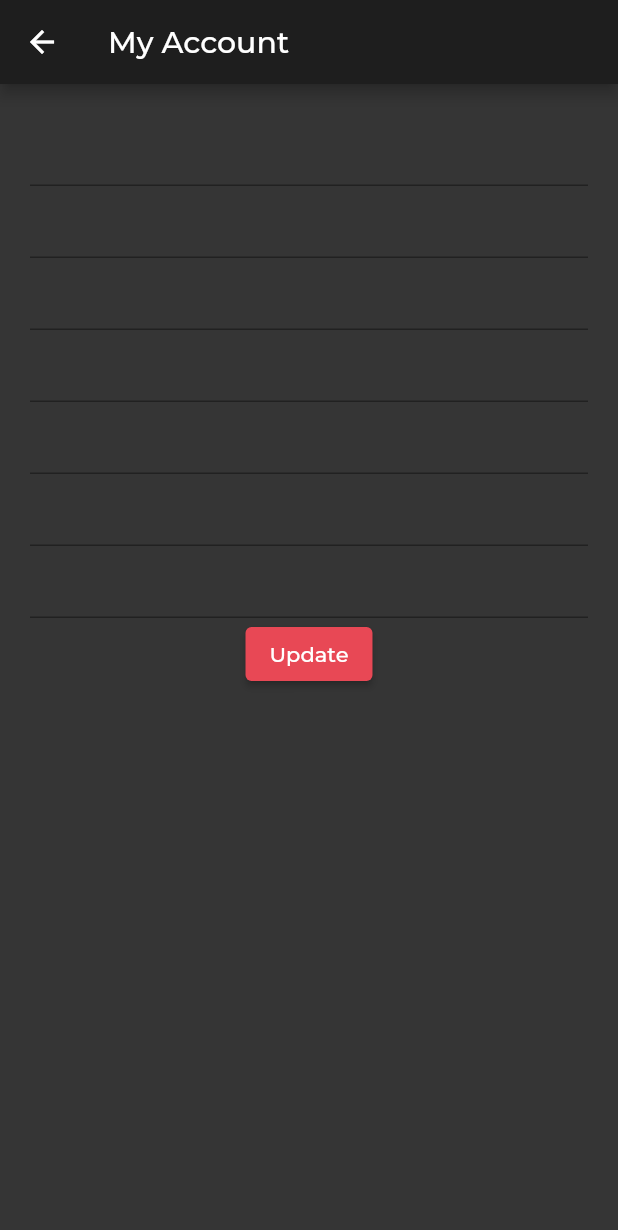
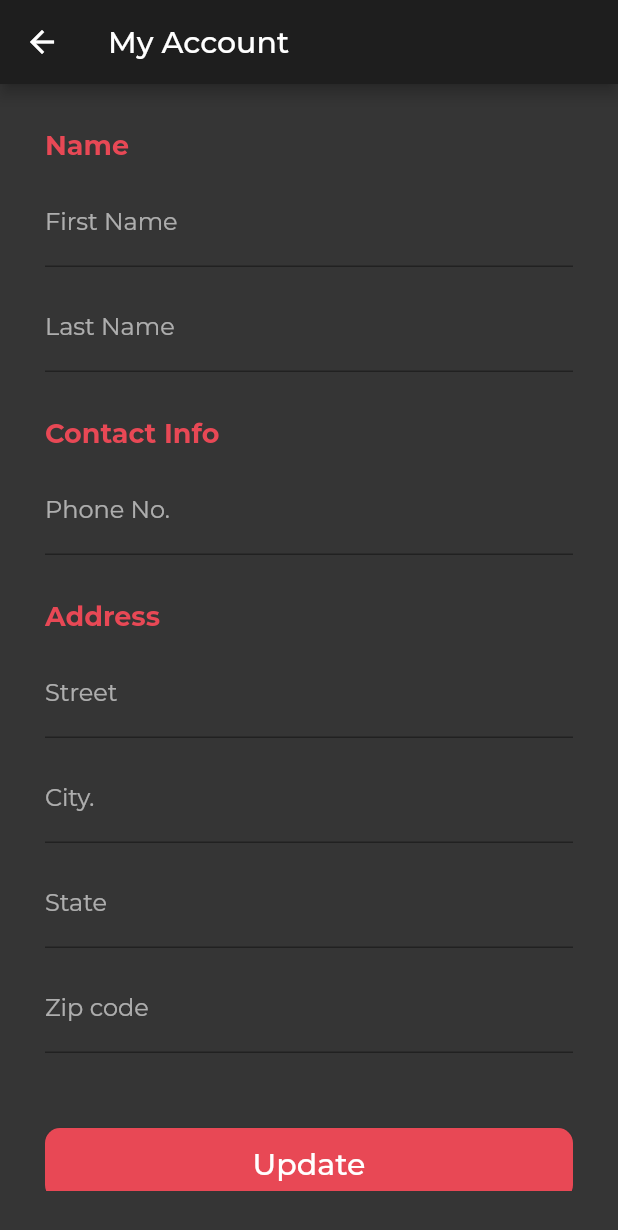
Before and after one commit to pathakarjun/ShopAR, a Flutter app: the MyAccount screen opened directly, on a phone screen of 412 x 824 dp. Shown: the top 1230 px of the screen. Run offline on Flutter 3.47's test engine with Material 2 defaults, Android fonts, the phone set to English and light mode, and no system bars; our stand-ins replace cloud_firestore, expandable_text, firebase_auth, firebase_core, flutter_screenutil, flutter_svg and 3 more; missing offline and left inert: arkit_plugin; accounts and stored records are empty.

Commit message:
Update myAccMenu.dart

```diff
--- a/shop_ar/lib/buttomNavigationPages/profilePage/profileMenu/myAccMenu.dart
+++ b/shop_ar/lib/buttomNavigationPages/profilePage/profileMenu/myAccMenu.dart
@@ -2,6 +2,7 @@ import 'package:flutter/material.dart';
 import 'package:cloud_firestore/cloud_firestore.dart';
 import 'package:firebase_auth/firebase_auth.dart';
 import 'package:fluttertoast/fluttertoast.dart';
+import 'package:shop_ar/appColors.dart';
 
 class MyAccount extends StatefulWidget {
   MyAccount({Key? key}) : super(key: key);
@@ -20,45 +21,113 @@ class _MyAccountState extends State<MyAccount> {
   TextEditingController? _zipcodeController;
 
   setDataToTextField(data) {
-    return Column(
+    return Padding(
+      padding: const EdgeInsets.all(10.0),
+      child: ListView(
         children: [
-        TextFormField(
-          controller: _firstNameController =
-              TextEditingController(text: data['firstname']),
+          const Text(
+            ("Name"),
+            style: TextStyle(
+                fontSize: 18,
+                fontWeight: FontWeight.bold,
+                color: AppColors.deep_red),
+          ),
+          const SizedBox(
+            height: 10,
           ),
           TextFormField(
-          controller: _lastNameController =
-              TextEditingController(text: data['lastname']),
+            decoration: const InputDecoration(labelText: "First Name"),
+            controller: _firstNameController =
+                TextEditingController(text: data['first name']),
+          ),
+          const SizedBox(
+            height: 10,
           ),
           TextFormField(
+            decoration: const InputDecoration(labelText: "Last Name"),
+            controller: _lastNameController =
+                TextEditingController(text: data['last name']),
+          ),
+          const SizedBox(
+            height: 30,
+          ),
+          const Text(
+            ("Contact Info"),
+            style: TextStyle(
+                fontSize: 18,
+                fontWeight: FontWeight.bold,
+                color: AppColors.deep_red),
+          ),
+          const SizedBox(
+            height: 10,
+          ),
+          TextFormField(
+            decoration: const InputDecoration(labelText: "Phone No."),
             controller: _phoneController =
                 TextEditingController(text: data['phone']),
           ),
+          const SizedBox(
+            height: 30,
+          ),
+          const Text(
+            ("Address"),
+            style: TextStyle(
+                fontSize: 18,
+                fontWeight: FontWeight.bold,
+                color: AppColors.deep_red),
+          ),
+          const SizedBox(
+            height: 10,
+          ),
           TextFormField(
+            decoration: const InputDecoration(labelText: "Street"),
+            controller: _streetController =
+                TextEditingController(text: data['street']),
+          ),
+          const SizedBox(
+            height: 10,
+          ),
+          TextFormField(
+            decoration: const InputDecoration(labelText: "City."),
             controller: _cityController =
                 TextEditingController(text: data['city']),
           ),
+          const SizedBox(
+            height: 10,
+          ),
           TextFormField(
+            decoration: const InputDecoration(labelText: "State"),
             controller: _stateController =
                 TextEditingController(text: data['state']),
           ),
-        TextFormField(
-          controller: _streetController =
-              TextEditingController(text: data['street']),
+          const SizedBox(
+            height: 10,
           ),
           TextFormField(
+            decoration: const InputDecoration(labelText: "Zip code"),
             controller: _zipcodeController =
-              TextEditingController(text: data['zipcode']),
+                TextEditingController(text: data['zip code']),
           ),
-        ElevatedButton(onPressed: () => updateData(), child: Text("Update"))
+          const SizedBox(
+            height: 50,
+          ),
+          ElevatedButton(
+              style: ElevatedButton.styleFrom(
+                  padding: const EdgeInsets.all(12.0),
+                  shape: (RoundedRectangleBorder(
+                    borderRadius: BorderRadius.circular(10.0),
+                  ))),
+              onPressed: () => updateData(),
+              child: const Text("Update", style: TextStyle(fontSize: 20)))
         ],
+      ),
     );
   }
 
   updateData() {
     CollectionReference _collectionRef =
         FirebaseFirestore.instance.collection("Users");
-    return _collectionRef.doc(FirebaseAuth.instance.currentUser!.email).update({
+    return _collectionRef.doc(FirebaseAuth.instance.currentUser!.uid).update({
       "first name": _firstNameController!.text,
       "last name": _lastNameController!.text,
       "phone": _phoneController!.text,
@@ -78,19 +147,24 @@ class _MyAccountState extends State<MyAccount> {
       body: SafeArea(
           child: Padding(
         padding: const EdgeInsets.all(20.0),
-        child: StreamBuilder(
-          stream: FirebaseFirestore.instance
+        child: FutureBuilder<DocumentSnapshot>(
+          future: FirebaseFirestore.instance
               .collection("Users")
-              .doc(FirebaseAuth.instance.currentUser!.email)
-              .snapshots(),
-          builder: (BuildContext context, AsyncSnapshot snapshot) {
-            var data = snapshot.data;
-            if (data == null) {
+              .doc(FirebaseAuth.instance.currentUser!.uid)
+              .get(),
+          builder:
+              (BuildContext context, AsyncSnapshot<DocumentSnapshot> snapshot) {
+            if (snapshot.hasData && !snapshot.data!.exists) {
+              Fluttertoast.showToast(msg: "Data does not exist");
+            }
+            if (snapshot.connectionState == ConnectionState.done) {
+              Map<String, dynamic> data =
+                  snapshot.data!.data() as Map<String, dynamic>;
+              return setDataToTextField(data);
+            }
             return const Center(
               child: CircularProgressIndicator(),
             );
-            }
-            return setDataToTextField(data);
           },
         ),
       )),
```
Lines whose indentation alone changed are shown as unchanged.
